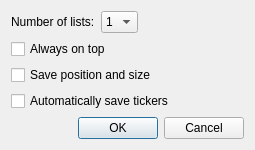
First picture: the form in options.ui, repository HappySeaFox/tht, before the edit.
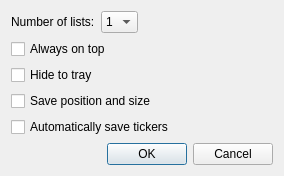
Second picture: the form after the edit.

Commit message: Added tray icon

The edit to the form file:
```diff
--- a/options.ui
+++ b/options.ui
@@ -6,8 +6,8 @@
    <rect>
     <x>0</x>
     <y>0</y>
-    <width>255</width>
-    <height>144</height>
+    <width>284</width>
+    <height>167</height>
    </rect>
   </property>
   <property name="windowTitle">
@@ -67,7 +67,7 @@
      </item>
     </layout>
    </item>
-   <item row="4" column="0">
+   <item row="5" column="0">
     <spacer name="verticalSpacer">
      <property name="orientation">
       <enum>Qt::Vertical</enum>
@@ -80,7 +80,7 @@
      </property>
     </spacer>
    </item>
-   <item row="5" column="0">
+   <item row="6" column="0">
     <widget class="QDialogButtonBox" name="buttonBox">
      <property name="orientation">
       <enum>Qt::Horizontal</enum>
@@ -90,14 +90,14 @@
      </property>
     </widget>
    </item>
-   <item row="2" column="0">
+   <item row="3" column="0">
     <widget class="QCheckBox" name="checkSave">
      <property name="text">
       <string>Save position and size</string>
      </property>
     </widget>
    </item>
-   <item row="3" column="0">
+   <item row="4" column="0">
     <widget class="QCheckBox" name="checkSaveTickers">
      <property name="text">
       <string>Automatically save tickers</string>
@@ -111,6 +111,13 @@
      </property>
     </widget>
    </item>
+   <item row="2" column="0">
+    <widget class="QCheckBox" name="checkTray">
+     <property name="text">
+      <string>Hide to tray</string>
+     </property>
+    </widget>
+   </item>
   </layout>
  </widget>
  <tabstops>
```
Left out of the diff: 1 changed line with no effect on the pictures. The commit also changes 24 other files.
